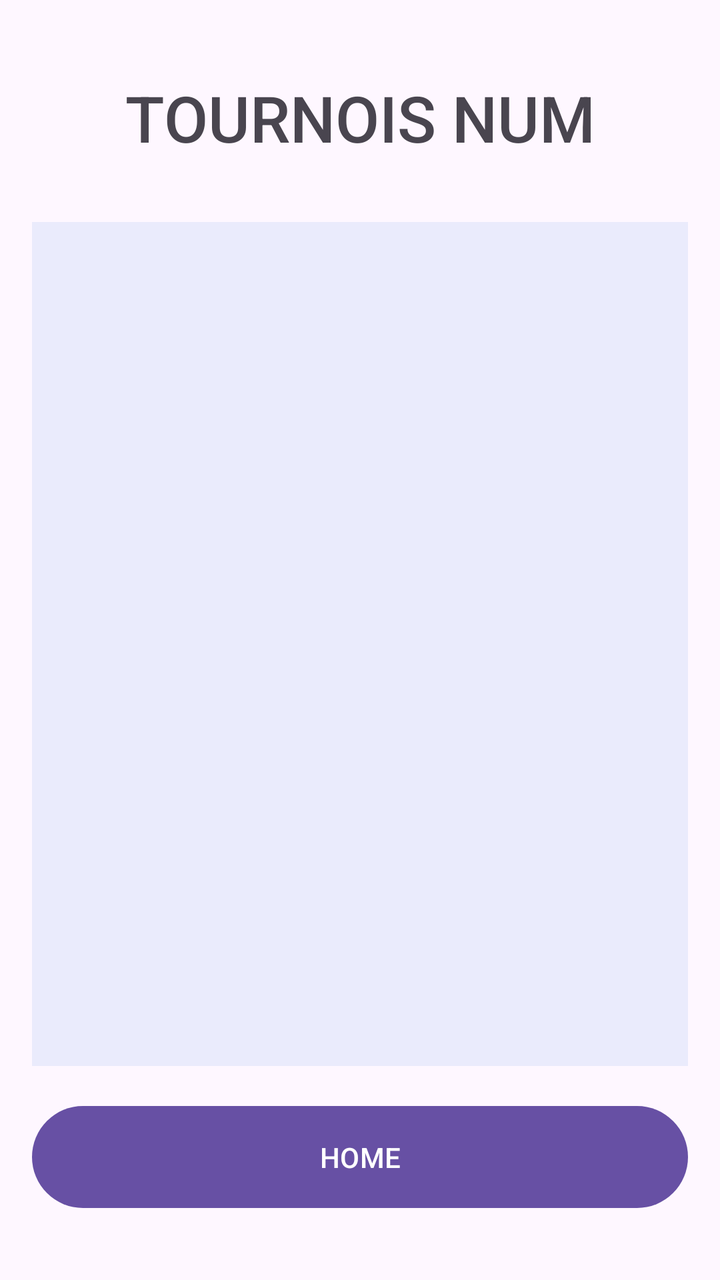
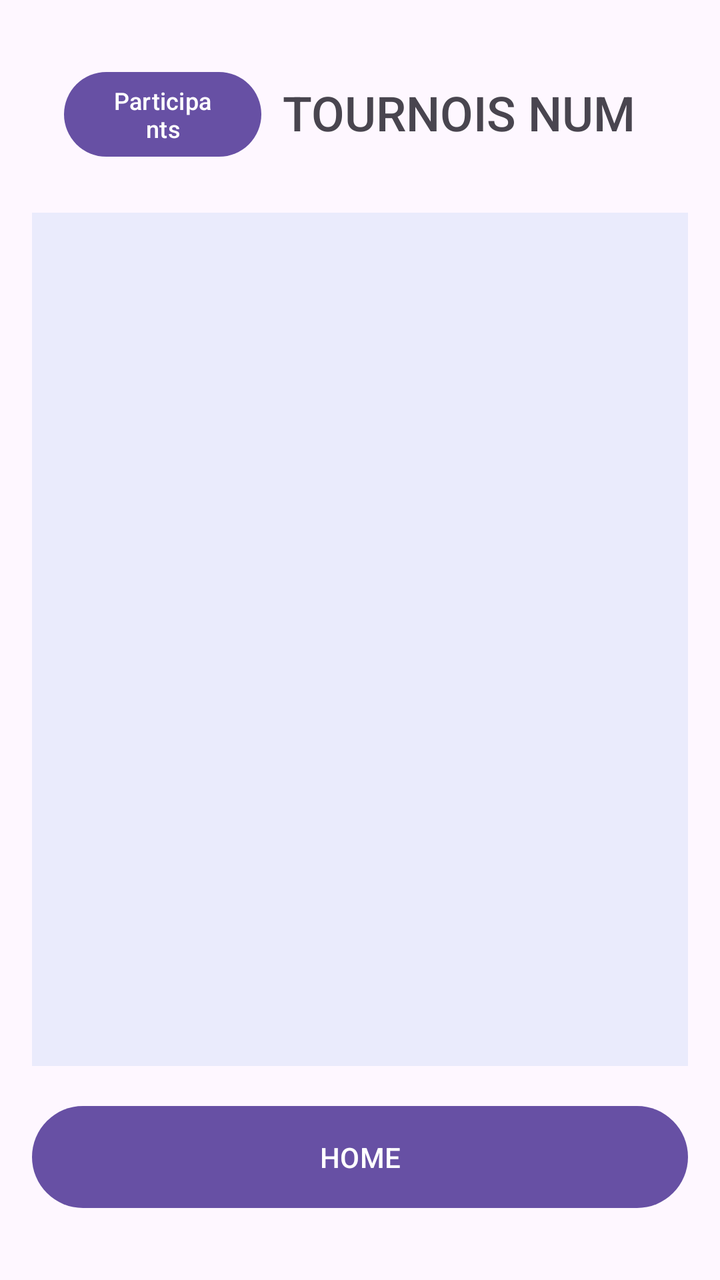

Two renders of the same Android screen: before a commit and after it. Below are the layout's source before the change and the commit's diff.
<!-- AndroidManifest.xml: application theme Theme.SwissTournament2 -->
<!-- res/layout/manche_tournois.xml -->
<?xml version="1.0" encoding="utf-8"?>
<androidx.constraintlayout.widget.ConstraintLayout
    xmlns:android="http://schemas.android.com/apk/res/android"
    xmlns:app="http://schemas.android.com/apk/res-auto"
    xmlns:tools="http://schemas.android.com/tools"
    android:layout_width="match_parent"
    android:layout_height="match_parent"
    android:id="@+id/manches_tournois"
    android:padding="16dp"
    tools:context=".Activity.ManchesTournois">

    <TextView
        android:id="@+id/TournoisNum"
        android:layout_width="0dp"
        android:layout_height="wrap_content"
        android:elegantTextHeight="true"
        android:gravity="center"
        android:fontFamily="sans-serif-medium"
        android:padding="16dp"
        android:text="@string/tournois_num"
        android:textSize="32sp"
        app:layout_constraintTop_toTopOf="parent"
        app:layout_constraintStart_toStartOf="parent"
        app:layout_constraintEnd_toEndOf="parent"/>

    <LinearLayout
        android:id="@+id/LayoutMancheTournois"
        android:layout_width="0dp"
        android:layout_height="0dp"
        android:orientation="vertical"
        android:layout_marginBottom="16dp"
        app:layout_constraintTop_toBottomOf="@+id/TournoisNum"
        app:layout_constraintStart_toStartOf="parent"
        app:layout_constraintEnd_toEndOf="parent"
        app:layout_constraintBottom_toTopOf="@+id/HomeButton" >
        <FrameLayout
            android:layout_width="match_parent"
            android:layout_height="0dp"
            android:layout_weight="1"
            android:layout_marginTop="8dp"
            android:background="#172A6CDF">

            <androidx.recyclerview.widget.RecyclerView
                android:id="@+id/MancheTournoisList"
                android:layout_width="match_parent"
                android:layout_height="match_parent">
            </androidx.recyclerview.widget.RecyclerView>
        </FrameLayout>
    </LinearLayout>
    <TextView
        android:id="@+id/errueurManche"
        android:layout_width="0dp"
        android:layout_height="wrap_content"
        android:elegantTextHeight="true"
        android:gravity="center"
        android:text="@string/la_manche_precedente_n_est_pas_terminer"
        app:layout_constraintTop_toBottomOf="@+id/LayoutMancheTournois"
        app:layout_constraintStart_toStartOf="parent"
        app:layout_constraintEnd_toEndOf="parent"
        android:textColor="@color/design_default_color_error"
        android:visibility="invisible">
    </TextView>

    <Button
        android:id="@+id/HomeButton"
        android:layout_width="0dp"
        android:layout_height="wrap_content"
        android:layout_marginBottom="16dp"
        android:padding="16dp"
        android:text="@string/home"
        app:layout_constraintStart_toStartOf="parent"
        app:layout_constraintEnd_toEndOf="parent"
        app:layout_constraintTop_toBottomOf="@+id/LayoutMancheTournois"
        app:layout_constraintBottom_toBottomOf="parent"
        />

</androidx.constraintlayout.widget.ConstraintLayout>
<!-- resources referenced by this layout -->
<resources>
  <string name="home">HOME</string>
  <string name="la_manche_precedente_n_est_pas_terminer">la manche precedente n\'est pas terminer</string>
  <string name="tournois_num">TOURNOIS NUM</string>
  <style name="Theme.SwissTournament2" parent="Base.Theme.SwissTournament2" />
  <style name="Base.Theme.SwissTournament2" parent="Theme.Material3.DayNight.NoActionBar">
          
          
      </style>
</resources>

<!-- the commit's change to res/layout/manche_tournois.xml (unified diff, before → after) -->
@@ -8,20 +8,35 @@
     android:id="@+id/manches_tournois"
     android:padding="16dp"
     tools:context=".Activity.ManchesTournois">
+    <LinearLayout
+        android:id="@+id/headerPerso"
+        android:layout_width="match_parent"
+        android:layout_height="wrap_content"
+        android:gravity="center_vertical"
+        android:orientation="horizontal"
+        android:padding="16dp">
+        <Button
+            android:id="@+id/participantsList"
+            android:layout_width="0dp"
+            android:layout_height="wrap_content"
+            android:layout_weight="1"
+            android:textSize="12sp"
+            android:text="Participants">
 
-    <TextView
-        android:id="@+id/TournoisNum"
-        android:layout_width="0dp"
-        android:layout_height="wrap_content"
-        android:elegantTextHeight="true"
-        android:gravity="center"
-        android:fontFamily="sans-serif-medium"
-        android:padding="16dp"
-        android:text="@string/tournois_num"
-        android:textSize="32sp"
-        app:layout_constraintTop_toTopOf="parent"
-        app:layout_constraintStart_toStartOf="parent"
-        app:layout_constraintEnd_toEndOf="parent"/>
+        </Button>
+        <TextView
+            android:id="@+id/TournoisNum"
+            android:layout_width="0dp"
+            android:layout_weight="2"
+            android:layout_height="wrap_content"
+            android:elegantTextHeight="true"
+            android:gravity="center"
+            android:fontFamily="sans-serif-medium"
+            android:text="@string/tournois_num"
+            android:textSize="24sp"/>
+
+
+    </LinearLayout>
 
     <LinearLayout
         android:id="@+id/LayoutMancheTournois"
@@ -29,7 +44,7 @@
         android:layout_height="0dp"
         android:orientation="vertical"
         android:layout_marginBottom="16dp"
-        app:layout_constraintTop_toBottomOf="@+id/TournoisNum"
+        app:layout_constraintTop_toBottomOf="@+id/headerPerso"
         app:layout_constraintStart_toStartOf="parent"
         app:layout_constraintEnd_toEndOf="parent"
         app:layout_constraintBottom_toTopOf="@+id/HomeButton" >
